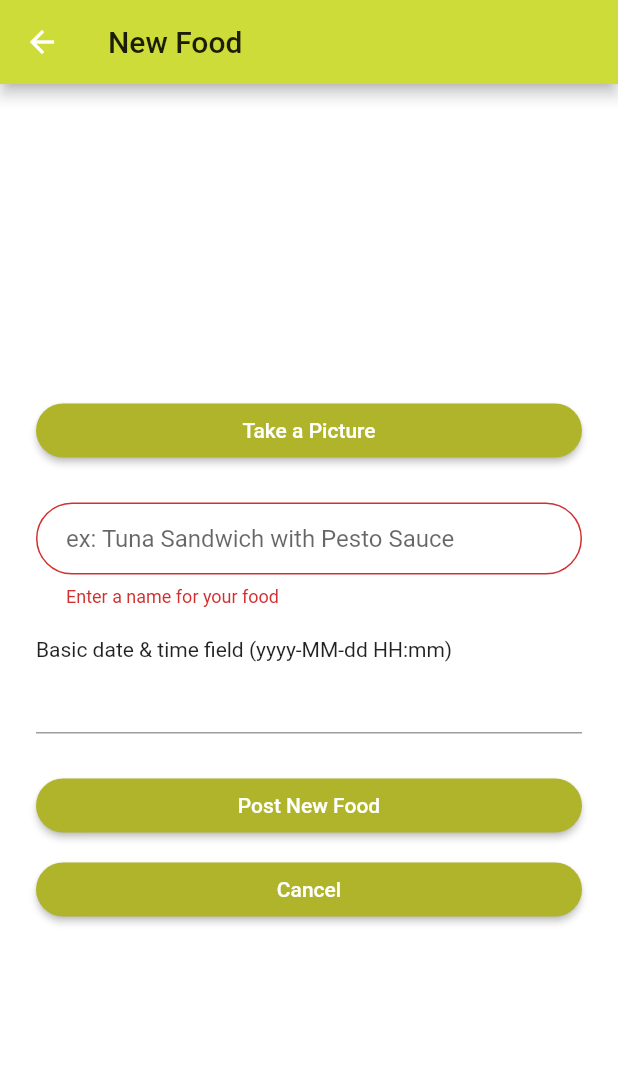
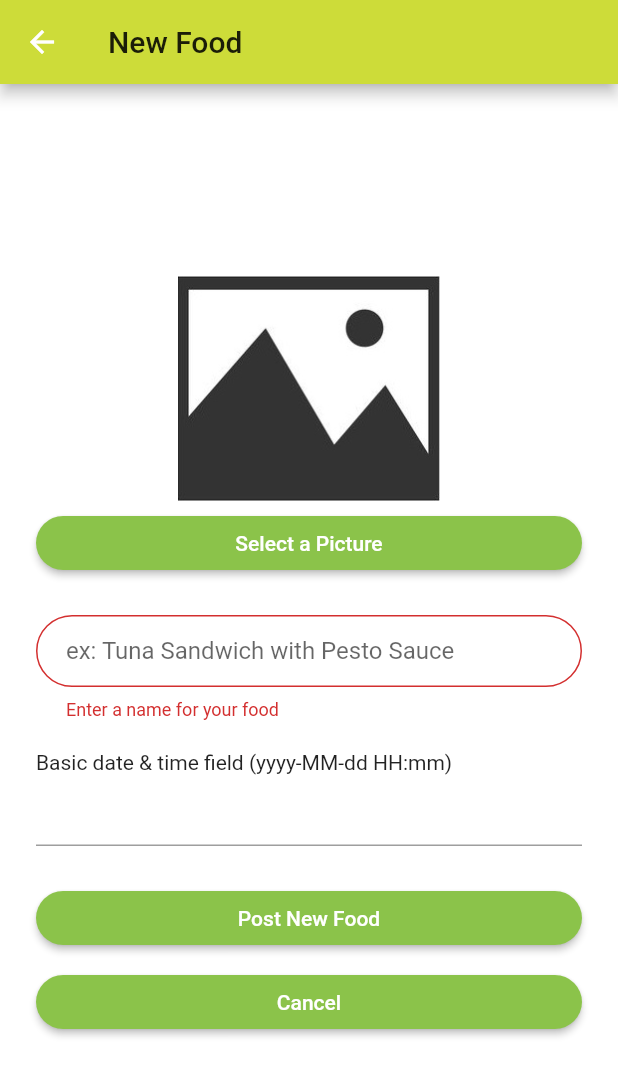
Before and after one commit to n-wagner/Food-Savior, a Flutter app: the NewFoodPage screen opened by its route, after a tap on "Post New Food", on a phone screen of 412 x 824 dp. Shown: the top 1076 px of the screen. Run offline on Flutter 3.47's test engine with Material 2 defaults, Android fonts, the phone set to English and light mode, and no system bars; drawn by our look-alikes of datetime_picker_formfield; our stand-ins replace camera, cloud_firestore, firebase_auth, firebase_storage, flutter_tags, google_maps_flutter and 1 more; missing offline and left inert: flutter_syntax_view, flutter_tagging, googleapis; accounts and stored records are empty.

Commit message:
Tie together backend for adding food items and swiping, miscellaneous other fixes

```diff
--- a/lib/main.dart
+++ b/lib/main.dart
@@ -5,6 +5,7 @@ import 'package:flutter/material.dart';
 import 'package:food_savior/models/user.dart';
 import 'package:food_savior/screens/home/camera_test.dart';
 import 'package:food_savior/screens/home/home_page.dart';
+import 'package:food_savior/screens/home/images_selection.dart';
 
 import 'package:food_savior/screens/home/swipes.dart';
 import 'package:food_savior/screens/home/main_menu_layout.dart';
@@ -47,7 +48,8 @@ class MyApp extends StatelessWidget {
           '/new-food': (context) => NewFoodPage(),
           '/main-menu': (context) => MenuLayout(),
           '/test': (context) => CameraTest(),
-          '/sign-up':(context) => SignUp(),
+          '/sign-up': (context) => SignUp(),
+          '/image-select': (context) => ImageSelect(),
         },
       ),
     );
--- a/lib/screens/home/food_item_card.dart
+++ b/lib/screens/home/food_item_card.dart
@@ -15,7 +15,7 @@ class FoodItemCard extends StatelessWidget {
         height: 500.0,
         decoration: BoxDecoration(
           image: DecorationImage(
-            image: AssetImage(foodItem.img),
+            image: Image.network(foodItem.img).image, //(foodItem.img),
             fit: BoxFit.cover,
           ),
         ),
--- a/lib/screens/home/main_menu_layout.dart
+++ b/lib/screens/home/main_menu_layout.dart
@@ -30,7 +30,10 @@ class _MenuLayoutState extends State<MenuLayout> {
               ),
             child: Text('HEADER')),
           CustomListTile(Icons.person, 'profile', ()=> {}),
-          CustomListTile(Icons.lock, 'Log out', ()=> {}),
+          CustomListTile(Icons.lock, 'Log out', () async {
+            await _auth.signOut();
+            Navigator.pop(context);
+          }),
           CustomListTile(Icons.lock_open, 'Donate', ()=> {}),
             //ListTile(
            // title: Text('Log Out'),
--- a/lib/screens/home/new_food_page.dart
+++ b/lib/screens/home/new_food_page.dart
@@ -1,3 +1,5 @@
+import 'dart:io';
+import 'dart:async';
 import 'package:cloud_firestore/cloud_firestore.dart';
 import 'package:flutter/material.dart';
 import 'package:food_savior/services/auth.dart';
@@ -5,19 +7,21 @@ import 'package:flutter_tags/flutter_tags.dart';
 import 'package:flutter_tagging/flutter_tagging.dart';
 import 'package:flutter_syntax_view/flutter_syntax_view.dart';
 import 'package:food_savior/services/database.dart';
+import 'package:food_savior/services/storage.dart';
+import 'package:image_picker/image_picker.dart';
+import 'package:provider/provider.dart';
 
 import '../home/home_page.dart';
 
 import 'package:intl/intl.dart';
 import 'package:datetime_picker_formfield/datetime_picker_formfield.dart';
 import 'package:food_savior/models/user.dart';
+import 'package:flutter/services.dart';
+import 'package:path_provider/path_provider.dart';
 
 class NewFoodPage extends StatefulWidget {
   //static const String tag = 'new-food';
   static const String title = "New Food";
-  final User u;
-
-  NewFoodPage({Key key, this.u }) : super(key: key);
 
   @override
   _NewFoodPageState createState() => new _NewFoodPageState();
@@ -38,10 +42,42 @@ class _NewFoodPageState extends State<NewFoodPage> {
   bool vegan = false;
   bool vegetarian = false;
   bool sugar_free = false;
+  File _image;  // = File('assets/images/noImage.jpg');
+
+  // final user = Provider.of<User>(context);
   final AuthService _auth = AuthService();
-  final DatabaseService _db = DatabaseService();
+  DatabaseService _db = DatabaseService();
+  StorageService _stor = StorageService();
   //Use this key to ID the form and associate with the global form state key
   final _formKey = GlobalKey<FormState>();
+
+  Future<File> loadImage () async {
+    ByteData image =  await rootBundle.load('assets/images/noImage.jpg');
+    String name = '${(await getTemporaryDirectory()).path}/noImage.jpg';
+    print('name $name');
+    final file = File(name);
+    await file.writeAsBytes(image.buffer.asUint8List(image.offsetInBytes, image.lengthInBytes));
+    _image = file;
+    return file;
+    // print('imageName = $imageName');    //for debug
+    // return imageName;
+  }
+
+  Future chooseFile() async {
+    await ImagePicker.pickImage(source: ImageSource.gallery).then((image) {
+      setState(() {
+        _image = image;
+      });
+    });
+  }
+
+  Image getImage () {
+    if (_image == null) {
+      return Image.asset('assets/images/noImage.jpg', height: 150);
+    } else {
+      return Image.asset(_image.path, height: 150);
+    }
+  }
 
   Widget checkbox(String title, bool boolValue) {
     return Column(
@@ -91,18 +127,21 @@ class _NewFoodPageState extends State<NewFoodPage> {
 
   @override
   Widget build(BuildContext context) {
+    final user = Provider.of<User>(context);
+    loadImage();
+
     final appBar = AppBar(
         title: Text(NewFoodPage.title),
         leading: MaterialButton(
           onPressed: () {
-            Navigator.pop(context,);
+            Navigator.pop(context);
           },
           child: Icon(
             Icons.arrow_back,
-            color: Colors.white,
+            color: Colors.black,
           ),
         ),
-        backgroundColor: Colors.lime,
+        backgroundColor: Colors.lightGreen
       );
 
     final food_name_bar = TextFormField(
@@ -184,7 +223,7 @@ class _NewFoodPageState extends State<NewFoodPage> {
       autofocus: false,
       initialValue: '',
       decoration: InputDecoration(
-        hintText: 'ex: Tuna Sandwish with Pesto Sauce',
+        hintText: 'ex: Tuna Sandwich with Pesto Sauce',
         contentPadding: EdgeInsets.fromLTRB(20.0, 10.0, 20.0, 10.0),
         border: OutlineInputBorder(borderRadius: BorderRadius.circular(32.0)),
       ),
@@ -208,41 +247,50 @@ class _NewFoodPageState extends State<NewFoodPage> {
             }
           }*/
             //Navigator.pushNamed(context, '/map_page');
-              DocumentReference result = await _db.addFoodItem(food_name, dt, "");
+            String image_url = await _stor.uploadFoodItemImage(_image.path);
+            //return;
+            if (image_url != null) {
+              DocumentReference result = await _db.addFoodItem(food_name, dt, image_url);
               if (result != null) {
-                await _db.updateFoodItemForUser(widget.u.uid, result.documentID);
+                print('user ${user.uid} with docID ${result.documentID}');
+                await _db.updateFoodItemForUser(user.uid, result.documentID);
+                Navigator.pop(context);
+              } else {
+                //error - failed to create food iteam
+                print("Failed to create food item");
               }
-              Navigator.pop(context);
+            } else {
+              //error - failed to upload image to storage
+              print("Failed to upload image");
             }
+          } else {
+            //error - invalid form fields
+            print("Not all form fields are valid");
+          }
         },
         padding: EdgeInsets.all(8),
-        color: Colors.lime[700],
+        color: Colors.lightGreen,
         child: Text('Post New Food', style: TextStyle(color: Colors.white)),
       ),
     );
 
-    final camera_button = Padding(
+    final image_button = Padding(
       padding: EdgeInsets.symmetric(vertical: 4.0),
       child: RaisedButton(
         shape: RoundedRectangleBorder(
           borderRadius: BorderRadius.circular(24),
         ),
-        onPressed: () {
-          // Runs each validator from the Form Fields, only if all return null is this true
-          //if (_formKey.currentState.validate()) {
-            /*dynamic result = await _auth.registerWithEmailAndPassword(emailVal, passwordVal);
-            // Null back means something went wrong with registering, no need to do something otherwise as we are listening for user changes and make things happen based off that
-            if (result == null) {
-              setState(() => error = 'please supply a valid email');
-            }
-          }*/
-          //Navigator.pop(context,);
-          //Navigator.pushNamed(context, '/home');
-          //}
+        onPressed: () async {
+          await ImagePicker.pickImage(source: ImageSource.gallery).then((image) {
+            setState(() {
+              _image = image;
+            });
+          });
+          //Navigator.pushNamed(context, '/image-select');
         },
         padding: EdgeInsets.all(8),
-        color: Colors.lime[700],
-        child: Text('Take a Picture', style: TextStyle(color: Colors.white)),
+        color: Colors.lightGreen,
+        child: Text('Select a Picture', style: TextStyle(color: Colors.white)),
       ),
     );
 
@@ -261,12 +309,12 @@ class _NewFoodPageState extends State<NewFoodPage> {
               setState(() => error = 'please supply a valid email');
             }
           }*/
-          Navigator.pop(context,);
+          Navigator.pop(context);
           //Navigator.pushNamed(context, '/home');
           //}
         },
         padding: EdgeInsets.all(8),
-        color: Colors.lime[700],
+        color: Colors.lightGreen,
         child: Text('Cancel', style: TextStyle(color: Colors.white)),
       ),
     );
@@ -319,7 +367,8 @@ class _NewFoodPageState extends State<NewFoodPage> {
             shrinkWrap: true,
             padding: EdgeInsets.only(left: 24.0, right: 24.0),
             children: <Widget>[
-              camera_button,
+              getImage(), //Image.asset(_image.path, height: 150),
+              image_button,
               SizedBox(
                 height: 20,
               ),
@@ -332,7 +381,11 @@ class _NewFoodPageState extends State<NewFoodPage> {
               DateTimeField(
                 format: format,
                 validator: (val) {
-                  return null;
+                  if (val != null && val.isAfter(DateTime.now())) {
+                    return null;
+                  } else {
+                    return "Please select a valid date/time";
+                  }
                 },
                 onShowPicker: (context, currentValue) async {
                   final date = await showDatePicker(
--- a/lib/screens/home/swipes_wrapper.dart
+++ b/lib/screens/home/swipes_wrapper.dart
@@ -3,12 +3,13 @@ import 'package:food_savior/screens/home/swipes.dart';
 import 'package:food_savior/services/database.dart';
 import 'package:provider/provider.dart';
 import 'package:cloud_firestore/cloud_firestore.dart';
+import 'package:food_savior/models/food_item.dart';
 
 class SwipesWrapper extends StatelessWidget {
   @override
   Widget build(BuildContext context) {
-    return StreamProvider<QuerySnapshot>.value(
-      value: DatabaseService().users,
+    return StreamProvider<List<FoodItem>>.value(
+      value: DatabaseService().foodItems,
       child: SwipePage(),
     );
   }
--- a/lib/screens/wrapper.dart
+++ b/lib/screens/wrapper.dart
@@ -18,7 +18,8 @@ class Wrapper extends StatelessWidget {
       return Authenticate();
     }
     else {
-      return HomePage(u: user);
+      // return HomePage(u: user);
+      return HomePage();
     }
   }
 }
--- a/lib/services/auth.dart
+++ b/lib/services/auth.dart
@@ -49,13 +49,13 @@ class AuthService {
   }
 
   //register with email & password
-  Future registerWithEmailAndPassword(String email, String password) async {
+  Future<User> registerWithEmailAndPassword(String email, String password) async {
     try {
       AuthResult result = await _auth.createUserWithEmailAndPassword(email: email, password: password);
       FirebaseUser user = result.user;
 
       // Create a new document for the user with a uid
-      await DatabaseService(uid: user.uid).updateUserData('fname', 'lname');
+      // await DatabaseService(uid: user.uid).updateUserData('fname', 'lname');
 
       return _userFromFirebaseUser(user);
     } catch (e) {
--- a/pubspec.yaml
+++ b/pubspec.yaml
@@ -30,7 +30,9 @@ dependencies:
 
   datetime_picker_formfield: ^1.0.0
   uuid: 2.0.4
+  image_picker: ^0.6.3+4
   firebase_storage: ^3.1.3
+  googleapis: ^0.54.0
   camera: ^0.5.7+4
   path_provider: ^1.6.5
   path: ^1.6.4
```
Also changed, not shown: lib/screens/authenticate/signup.dart (+26 -8 lines), lib/screens/chat/Charscreen.dart (+4 -4 lines), lib/screens/home/cards_stack.dart (added, +38 -0 lines), lib/screens/home/home_page.dart (+9 -8 lines), lib/screens/home/images_selection.dart (added, +90 -0 lines), lib/screens/home/swipes.dart (+25 -6 lines), lib/services/database.dart (+24 -11 lines), lib/services/storage.dart (+31 -9 lines), assets/images/noImage.jpg (added), pubspec.lock, 1 other file.
